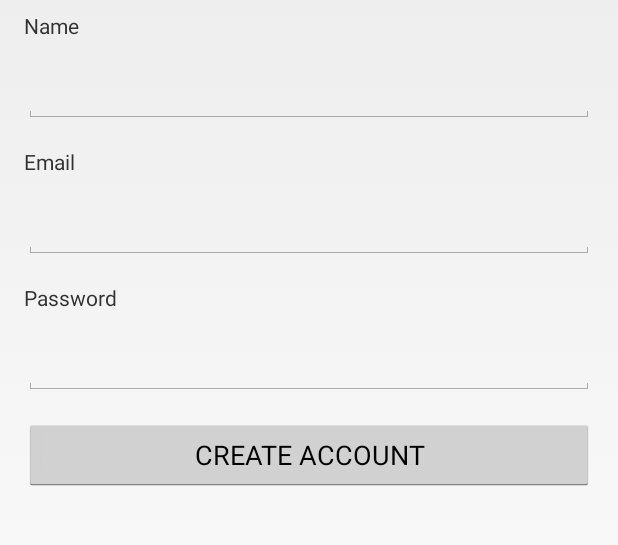
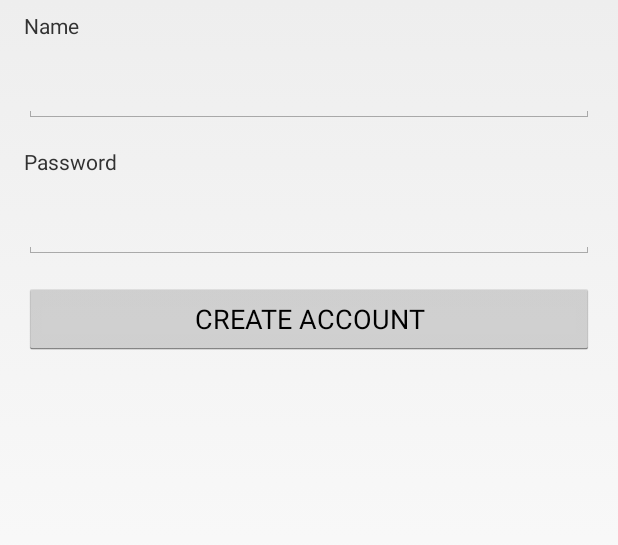
Before and after one commit to daniellecn/androidFinalProject, an Android app: the screen it shows after launch (LoginActivity), after a tap on "No account yet? Create one", on a phone screen of 412 x 824 dp, the part 322-867 px from its top. Run offline under Robolectric (Android 15) with nearby library versions, the phone set to English and light mode, and no system bars.

Commit message:
Login and register connection to DB

```diff
--- a/app/build.gradle
+++ b/app/build.gradle
@@ -20,6 +20,10 @@ android {
 }
 
 dependencies {
+    compile 'com.google.firebase:firebase-storage:10.0.1'
+    compile 'com.google.firebase:firebase-core:10.0.1'
+    compile 'com.google.firebase:firebase-database:10.0.1'
+
     compile fileTree(dir: 'libs', include: ['*.jar'])
     androidTestCompile('com.android.support.test.espresso:espresso-core:2.2.2', {
         exclude group: 'com.android.support', module: 'support-annotations'
@@ -27,3 +31,5 @@ dependencies {
     compile 'com.android.support:support-v4:24.2.1'
     testCompile 'junit:junit:4.12'
 }
+
+apply plugin: 'com.google.gms.google-services'
--- a/app/src/main/java/com/example/finalproject/Activities/LoginActivity.java
+++ b/app/src/main/java/com/example/finalproject/Activities/LoginActivity.java
@@ -3,6 +3,7 @@ package com.example.finalproject.Activities;
 import android.app.Activity;
 import android.app.FragmentTransaction;
 import android.os.Bundle;
+import android.util.Log;
 
 import com.example.finalproject.Fragments.LoginFragment;
 import com.example.finalproject.Fragments.SignupFragment;
--- a/app/src/main/res/layout/fragment_add_dessert.xml
+++ b/app/src/main/res/layout/fragment_add_dessert.xml
@@ -34,6 +34,7 @@
                 android:paddingBottom="16dp"
                 android:paddingEnd="16dp"
                 android:src="@drawable/camera" />
+
         </RelativeLayout>
 
         <LinearLayout
--- a/app/src/main/res/layout/fragment_login.xml
+++ b/app/src/main/res/layout/fragment_login.xml
@@ -18,7 +18,7 @@
             android:id="@+id/imageView" />
 
         <TextView
-            android:text="@string/email"
+            android:text="@string/name"
             android:layout_width="match_parent"
             android:layout_height="wrap_content"
             android:layout_marginTop="8dp"
@@ -27,11 +27,11 @@
         <EditText
             android:layout_width="match_parent"
             android:layout_height="wrap_content"
-            android:inputType="textEmailAddress"
+            android:inputType="textPersonName"
             android:ems="10"
             android:layout_marginTop="8dp"
             android:layout_marginBottom="8dp"
-            android:id="@+id/loginEmail" />
+            android:id="@+id/loginName" />
 
         <TextView
             android:text="@string/password"
--- a/app/src/main/res/layout/fragment_signup.xml
+++ b/app/src/main/res/layout/fragment_signup.xml
@@ -33,22 +33,6 @@
              android:id="@+id/signName" />
 
          <TextView
-             android:text="@string/email"
-             android:layout_width="match_parent"
-             android:layout_height="wrap_content"
-             android:layout_marginTop="8dp"
-             android:layout_marginBottom="8dp"/>
-
-         <EditText
-             android:layout_width="match_parent"
-             android:layout_height="wrap_content"
-             android:inputType="textEmailAddress"
-             android:ems="10"
-             android:layout_marginTop="8dp"
-             android:layout_marginBottom="8dp"
-             android:id="@+id/loginEmail" />
-
-         <TextView
              android:text="@string/password"
              android:layout_width="match_parent"
              android:layout_height="wrap_content"
--- a/app/src/main/res/values/strings.xml
+++ b/app/src/main/res/values/strings.xml
@@ -21,4 +21,11 @@
     <string name="title_activity_list_dish"></string>
     <string name="title_activity_searchable">searchableActivity</string>
     <string name="title_activity_add_dessert">AddDessertActivity</string>
+
+
+
+
+    <!--Messages-->
+    <string name="signupError">Username already taken</string>
+    <string name="loginError">Username or Password incorrect</string>
 </resources>
--- a/build.gradle
+++ b/build.gradle
@@ -6,7 +6,7 @@ buildscript {
     }
     dependencies {
         classpath 'com.android.tools.build:gradle:2.2.2'
-
+        classpath 'com.google.gms:google-services:3.0.0'
         // NOTE: Do not place your application dependencies here; they belong
         // in the individual module build.gradle files
     }
```
Also changed, not shown: app/src/main/java/com/example/finalproject/Fragments/LoginFragment.java (+28 -3 lines), app/src/main/java/com/example/finalproject/Fragments/SignupFragment.java (+27 -6 lines), app/src/main/java/com/example/finalproject/Model/Model.java (+45 -1 lines), app/src/main/java/com/example/finalproject/Model/ModelFirebase.java (added, +28 -0 lines), app/src/main/java/com/example/finalproject/Model/User.java (added, +46 -0 lines), app/src/main/java/com/example/finalproject/Model/UserFirebase.java (added, +62 -0 lines).
